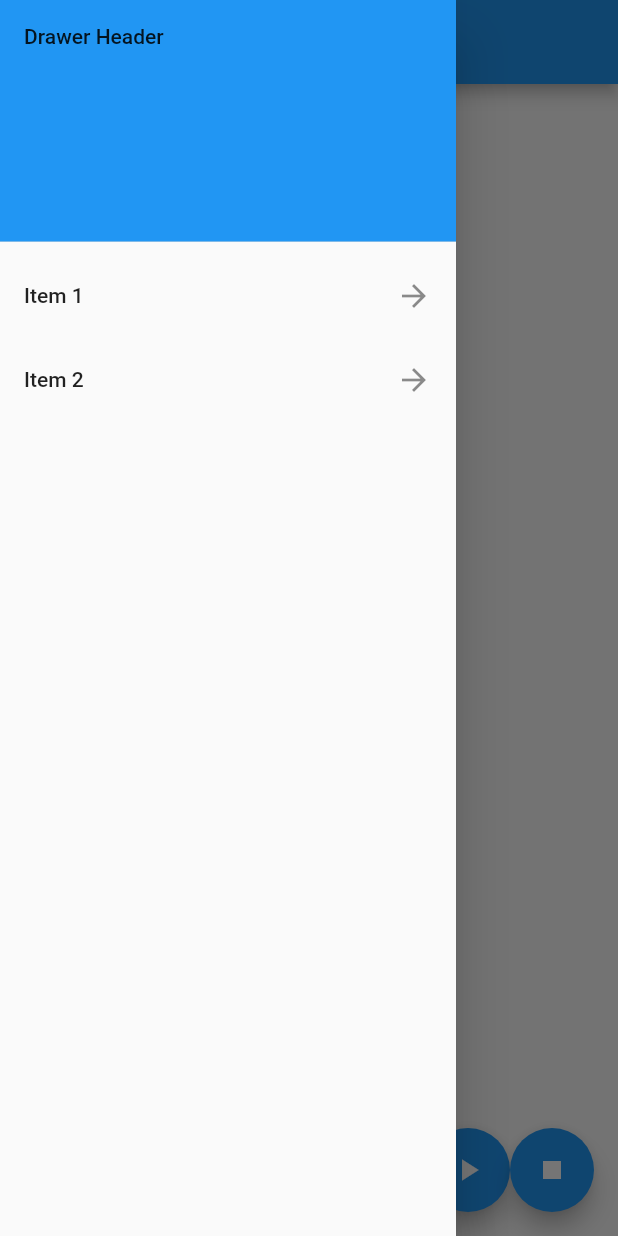
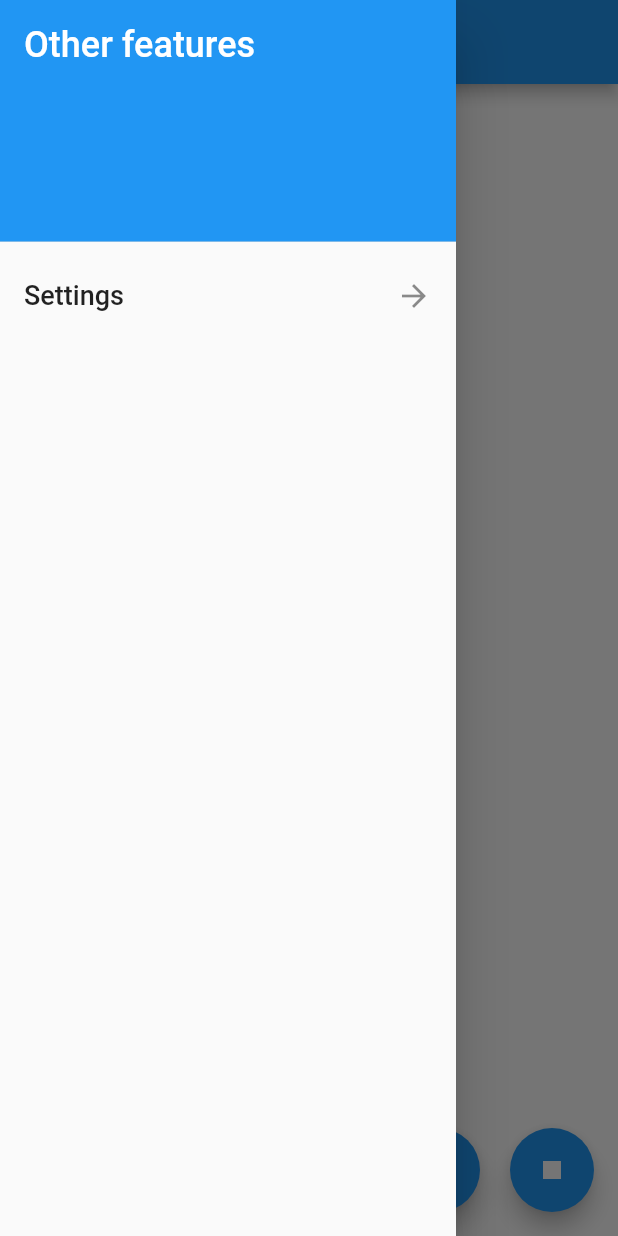
Before and after one commit to wassy310/flutter_stt, a Flutter app: the screen it shows after launch, with the side drawer open, on a phone screen of 412 x 824 dp. Run offline on Flutter 3.47's test engine with Material 2 defaults, Android fonts, the phone set to English and light mode, and no system bars; our stand-ins replace speech_to_text.

Commit message:
Update UI

```diff
--- a/lib/main.dart
+++ b/lib/main.dart
@@ -73,6 +73,7 @@ class _MyHomePageState extends State<MyHomePage> {
   @override
   Widget build(BuildContext context) {
     return Scaffold(
+      backgroundColor: Colors.white,
       appBar: AppBar(
         title: Text(widget.title),
       ),
@@ -95,25 +96,35 @@ class _MyHomePageState extends State<MyHomePage> {
           Row(mainAxisAlignment: MainAxisAlignment.end, children: [
         FloatingActionButton(
             onPressed: _speak, child: const Icon(Icons.play_arrow)),
-        FloatingActionButton(onPressed: _stop, child: const Icon(Icons.stop))
+        SizedBox(width: 20),
+        FloatingActionButton(onPressed: _stop, child: const Icon(Icons.stop)),
       ]),
       // ignore_for_file: prefer_const_constructors
       drawer: Drawer(
         child: ListView(children: const <Widget>[
           DrawerHeader(
-            child: Text("Drawer Header"),
+            child: Text(
+              "Other features",
+              style: TextStyle(fontSize: 24, color: Colors.white),
+            ),
             decoration: BoxDecoration(
               color: Colors.blue,
             ),
           ),
           ListTile(
-            title: Text("Item 1"),
+            title: Text(
+              "Settings",
+              style: TextStyle(fontSize: 18),
+            ),
             trailing: Icon(Icons.arrow_forward),
           ),
-          ListTile(
-            title: Text("Item 2"),
-            trailing: Icon(Icons.arrow_forward),
-          ),
+          // ListTile(
+          //   title: Text(
+          //     "Item",
+          //     style: TextStyle(fontSize: 18),
+          //   ),
+          //   trailing: Icon(Icons.arrow_forward),
+          // ),
         ]),
       ),
     );
```
